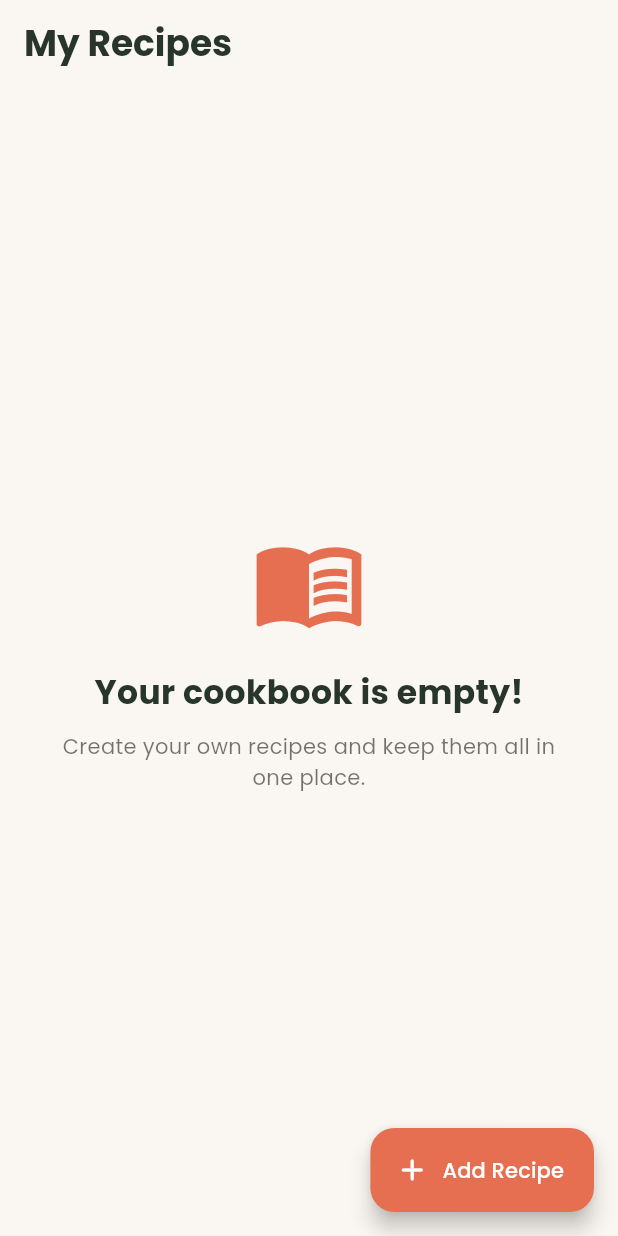
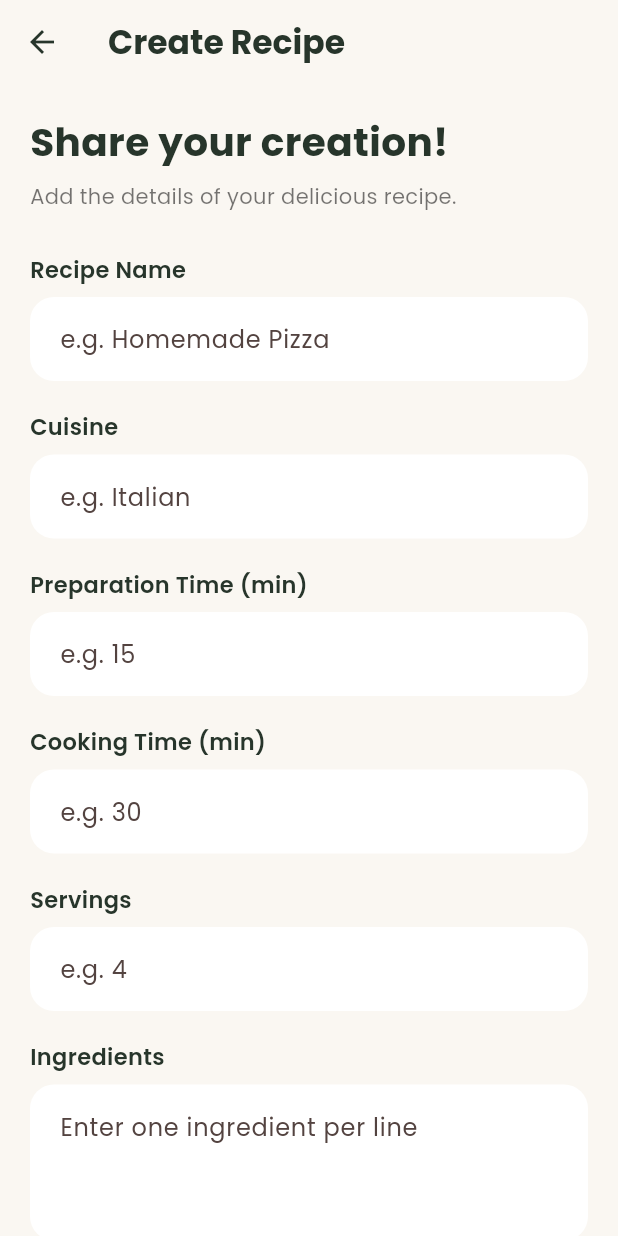
Before and after one commit to sedaahi/cookly-flutter, a Flutter app: the MyRecipesScreen screen opened directly, after a tap on "Add Recipe", on a phone screen of 412 x 824 dp. Run offline on Flutter 3.47's test engine with Material 3 defaults, Android fonts, the phone set to English and light mode, and no system bars; our stand-ins replace google_fonts, shared_preferences; accounts and stored records are empty.

Commit message:
feat: Recipe Add, List screens added

```diff
--- a/lib/screens/my_recipes_screen.dart
+++ b/lib/screens/my_recipes_screen.dart
@@ -1,9 +1,61 @@
 import 'package:flutter/material.dart';
 
+import '../models/recipe_model.dart';
+import '../services/local_storage_service.dart';
 import '../theme/app_theme.dart';
+import 'recipe_form_screen.dart';
 
-class MyRecipesScreen extends StatelessWidget {
+class MyRecipesScreen extends StatefulWidget {
   const MyRecipesScreen({super.key});
+
+  @override
+  State<MyRecipesScreen> createState() => _MyRecipesScreenState();
+}
+
+class _MyRecipesScreenState extends State<MyRecipesScreen> {
+  final LocalStorageService _storageService = LocalStorageService();
+
+  List<RecipeModel> myRecipes = [];
+  bool isLoading = true;
+  String? errorMessage;
+
+  @override
+  void initState() {
+    super.initState();
+    loadMyRecipes();
+  }
+
+  Future<void> loadMyRecipes() async {
+    try {
+      final recipes = await _storageService.getMyRecipes();
+
+      if (!mounted) return;
+
+      setState(() {
+        myRecipes = recipes;
+        isLoading = false;
+        errorMessage = null;
+      });
+    } catch (e) {
+      if (!mounted) return;
+
+      setState(() {
+        isLoading = false;
+        errorMessage = 'Could not load your recipes.';
+      });
+    }
+  }
+
+  Future<void> openRecipeForm() async {
+    final saved = await Navigator.push<bool>(
+      context,
+      MaterialPageRoute(builder: (context) => const RecipeFormScreen()),
+    );
+
+    if (saved == true) {
+      await loadMyRecipes();
+    }
+  }
 
   @override
   Widget build(BuildContext context) {
@@ -15,19 +67,24 @@ class MyRecipesScreen extends StatelessWidget {
         ),
         automaticallyImplyLeading: false,
       ),
-      body: Center(
+      body: isLoading
+          ? const Center(child: CircularProgressIndicator())
+          : errorMessage != null
+          ? Center(child: Text(errorMessage!))
+          : myRecipes.isEmpty
+          ? const Center(
               child: Padding(
-          padding: const EdgeInsets.all(32),
+                padding: EdgeInsets.all(32),
                 child: Column(
                   mainAxisAlignment: MainAxisAlignment.center,
                   children: [
-              const Icon(
+                    Icon(
                       Icons.menu_book_outlined,
                       size: 76,
                       color: AppTheme.primary,
                     ),
-              const SizedBox(height: 20),
-              const Text(
+                    SizedBox(height: 20),
+                    Text(
                       'Your cookbook is empty!',
                       style: TextStyle(
                         fontSize: 22,
@@ -35,8 +92,8 @@ class MyRecipesScreen extends StatelessWidget {
                         color: AppTheme.textDark,
                       ),
                     ),
-              const SizedBox(height: 10),
-              const Text(
+                    SizedBox(height: 10),
+                    Text(
                       'Create your own recipes and keep them all in one place.',
                       textAlign: TextAlign.center,
                       style: TextStyle(
@@ -48,10 +105,40 @@ class MyRecipesScreen extends StatelessWidget {
                   ],
                 ),
               ),
+            )
+          : ListView.separated(
+              padding: const EdgeInsets.all(20),
+              itemCount: myRecipes.length,
+              separatorBuilder: (_, _) => const SizedBox(height: 12),
+              itemBuilder: (context, index) {
+                final recipe = myRecipes[index];
+
+                return Card(
+                  color: Colors.white,
+                  elevation: 0,
+                  child: ListTile(
+                    contentPadding: const EdgeInsets.all(16),
+                    leading: const CircleAvatar(
+                      backgroundColor: AppTheme.surface,
+                      child: Icon(
+                        Icons.restaurant_menu_rounded,
+                        color: AppTheme.primary,
                       ),
-
+                    ),
+                    title: Text(
+                      recipe.name,
+                      style: const TextStyle(fontWeight: FontWeight.bold),
+                    ),
+                    subtitle: Text(
+                      '${recipe.cuisine} • ${recipe.prepTimeMinutes + recipe.cookTimeMinutes} min',
+                    ),
+                    trailing: const Icon(Icons.chevron_right_rounded),
+                  ),
+                );
+              },
+            ),
       floatingActionButton: FloatingActionButton.extended(
-        onPressed: () {},
+        onPressed: openRecipeForm,
         backgroundColor: AppTheme.primary,
         foregroundColor: Colors.white,
         icon: const Icon(Icons.add_rounded),
--- a/lib/screens/recipe_form_screen.dart
+++ b/lib/screens/recipe_form_screen.dart
@@ -0,0 +1,240 @@
+import 'package:flutter/material.dart';
+
+import '../theme/app_theme.dart';
+import '../widgets/recipe_form_field.dart';
+import '../models/recipe_model.dart';
+import '../services/local_storage_service.dart';
+
+class RecipeFormScreen extends StatefulWidget {
+  const RecipeFormScreen({super.key});
+
+  @override
+  State<RecipeFormScreen> createState() => _RecipeFormScreenState();
+}
+
+class _RecipeFormScreenState extends State<RecipeFormScreen> {
+  final _formKey = GlobalKey<FormState>();
+
+  final nameController = TextEditingController();
+  final cuisineController = TextEditingController();
+  final prepTimeController = TextEditingController();
+  final cookTimeController = TextEditingController();
+  final servingsController = TextEditingController();
+  final ingredientsController = TextEditingController();
+  final instructionsController = TextEditingController();
+  final LocalStorageService _storageService = LocalStorageService();
+  bool isSaving = false;
+
+  Future<void> saveRecipe() async {
+    if (!_formKey.currentState!.validate() || isSaving) {
+      return;
+    }
+
+    setState(() {
+      isSaving = true;
+    });
+
+    final ingredients = ingredientsController.text
+        .split('\n')
+        .map((item) => item.trim())
+        .where((item) => item.isNotEmpty)
+        .toList();
+
+    final instructions = instructionsController.text
+        .split('\n')
+        .map((item) => item.trim())
+        .where((item) => item.isNotEmpty)
+        .toList();
+
+    final recipe = RecipeModel(
+      id: DateTime.now().microsecondsSinceEpoch,
+      name: nameController.text.trim(),
+      image: '',
+      ingredients: ingredients,
+      instructions: instructions,
+      prepTimeMinutes: int.parse(prepTimeController.text.trim()),
+      cookTimeMinutes: int.parse(cookTimeController.text.trim()),
+      servings: int.parse(servingsController.text.trim()),
+      caloriesPerServing: 0,
+      difficulty: 'Easy',
+      cuisine: cuisineController.text.trim(),
+      rating: 0.0,
+      tags: [],
+      mealType: [],
+    );
+
+    try {
+      await _storageService.saveMyRecipe(recipe);
+
+      if (!mounted) return;
+
+      ScaffoldMessenger.of(context).showSnackBar(
+        const SnackBar(
+          content: Text('Recipe saved successfully!'),
+          behavior: SnackBarBehavior.floating,
+        ),
+      );
+
+      Navigator.pop(context, true);
+    } catch (e) {
+      if (!mounted) return;
+
+      ScaffoldMessenger.of(context).showSnackBar(
+        const SnackBar(
+          content: Text('Could not save recipe. Please try again.'),
+          behavior: SnackBarBehavior.floating,
+        ),
+      );
+    } finally {
+      if (mounted) {
+        setState(() {
+          isSaving = false;
+        });
+      }
+    }
+  }
+
+  String? requiredValidator(String? value) {
+    if (value == null || value.trim().isEmpty) {
+      return 'This field is required';
+    }
+    return null;
+  }
+
+  String? positiveNumberValidator(String? value) {
+    final number = int.tryParse(value?.trim() ?? '');
+
+    if (number == null || number <= 0) {
+      return 'Enter a number greater than 0';
+    }
+
+    return null;
+  }
+
+  @override
+  void dispose() {
+    nameController.dispose();
+    cuisineController.dispose();
+    prepTimeController.dispose();
+    cookTimeController.dispose();
+    servingsController.dispose();
+    ingredientsController.dispose();
+    instructionsController.dispose();
+    super.dispose();
+  }
+
+  @override
+  Widget build(BuildContext context) {
+    return Scaffold(
+      appBar: AppBar(
+        title: const Text(
+          'Create Recipe',
+          style: TextStyle(fontWeight: FontWeight.bold),
+        ),
+      ),
+      body: Form(
+        key: _formKey,
+        autovalidateMode: AutovalidateMode.onUserInteraction,
+        child: ListView(
+          keyboardDismissBehavior: ScrollViewKeyboardDismissBehavior.onDrag,
+          padding: const EdgeInsets.all(20),
+          children: [
+            const Text(
+              'Share your creation!',
+              style: TextStyle(
+                fontSize: 26,
+                fontWeight: FontWeight.bold,
+                color: AppTheme.textDark,
+              ),
+            ),
+            const SizedBox(height: 8),
+            const Text(
+              'Add the details of your delicious recipe.',
+              style: TextStyle(color: Colors.black54),
+            ),
+            const SizedBox(height: 28),
+
+            RecipeFormField(
+              label: 'Recipe Name',
+              hint: 'e.g. Homemade Pizza',
+              controller: nameController,
+              validator: requiredValidator,
+            ),
+            const SizedBox(height: 20),
+
+            RecipeFormField(
+              label: 'Cuisine',
+              hint: 'e.g. Italian',
+              controller: cuisineController,
+              validator: requiredValidator,
+            ),
+            const SizedBox(height: 20),
+
+            RecipeFormField(
+              label: 'Preparation Time (min)',
+              hint: 'e.g. 15',
+              controller: prepTimeController,
+              keyboardType: TextInputType.number,
+              validator: positiveNumberValidator,
+            ),
+            const SizedBox(height: 20),
+
+            RecipeFormField(
+              label: 'Cooking Time (min)',
+              hint: 'e.g. 30',
+              controller: cookTimeController,
+              keyboardType: TextInputType.number,
+              validator: positiveNumberValidator,
+            ),
+            const SizedBox(height: 20),
+
+            RecipeFormField(
+              label: 'Servings',
+              hint: 'e.g. 4',
+              controller: servingsController,
+              keyboardType: TextInputType.number,
+              validator: positiveNumberValidator,
+            ),
+            const SizedBox(height: 20),
+
+            RecipeFormField(
+              label: 'Ingredients',
+              hint: 'Enter one ingredient per line',
+              controller: ingredientsController,
+              maxLines: 5,
+              validator: requiredValidator,
+            ),
+            const SizedBox(height: 20),
+
+            RecipeFormField(
+              label: 'Instructions',
+              hint: 'Enter one step per line',
+              controller: instructionsController,
+              maxLines: 6,
+              validator: requiredValidator,
+            ),
+            const SizedBox(height: 32),
+
+            SizedBox(
+              width: double.infinity,
+              child: ElevatedButton.icon(
+                onPressed: isSaving ? null : saveRecipe,
+                icon: const Icon(Icons.check_rounded),
+                label: Text(isSaving ? 'Saving...' : 'Save Recipe'),
+                style: ElevatedButton.styleFrom(
+                  backgroundColor: AppTheme.primary,
+                  foregroundColor: Colors.white,
+                  padding: const EdgeInsets.symmetric(vertical: 18),
+                  shape: RoundedRectangleBorder(
+                    borderRadius: BorderRadius.circular(18),
+                  ),
+                ),
+              ),
+            ),
+            const SizedBox(height: 32),
+          ],
+        ),
+      ),
+    );
+  }
+}
--- a/lib/services/local_storage_service.dart
+++ b/lib/services/local_storage_service.dart
@@ -1,3 +1,6 @@
+import 'dart:convert';
+
+import 'package:cookly_flutter/models/recipe_model.dart';
 import 'package:shared_preferences/shared_preferences.dart';
 
 class LocalStorageService {
@@ -42,4 +45,29 @@ class LocalStorageService {
 
     return favorites.contains(recipeId);
   }
+
+
+Future<List<RecipeModel>> getMyRecipes() async {
+  final prefs = await SharedPreferences.getInstance();
+
+  final savedRecipes =
+      prefs.getStringList('my_recipes') ?? [];
+
+  return savedRecipes
+      .map((recipe) =>
+          RecipeModel.fromJson(jsonDecode(recipe)))
+      .toList();
 }
+
+Future<void> saveMyRecipe(RecipeModel recipe) async {
+  final prefs = await SharedPreferences.getInstance();
+
+  final savedRecipes =
+      prefs.getStringList('my_recipes') ?? [];
+
+  savedRecipes.add(jsonEncode(recipe.toJson()));
+
+  await prefs.setStringList('my_recipes', savedRecipes);
+}
+
+}
--- /dev/null
+++ b/lib/widgets/recipe_form_field.dart
@@ -0,0 +1,95 @@
+
+import 'package:flutter/material.dart';
+
+class RecipeFormField extends StatelessWidget {
+  final String label;
+  final String hint;
+  final TextEditingController controller;
+  final TextInputType keyboardType;
+  final int maxLines;
+  final String? Function(String?)? validator;
+
+  const RecipeFormField({
+    super.key,
+    required this.label,
+    required this.hint,
+    required this.controller,
+    this.keyboardType = TextInputType.text,
+    this.maxLines = 1,
+    this.validator,
+  });
+
+  @override
+  Widget build(BuildContext context) {
+    final isMultiline = maxLines > 1;
+
+    return Column(
+      crossAxisAlignment: CrossAxisAlignment.start,
+      children: [
+        Text(
+          label,
+          style: const TextStyle(
+            fontSize: 15,
+            fontWeight: FontWeight.w600,
+          ),
+        ),
+        const SizedBox(height: 8),
+
+        TextFormField(
+          controller: controller,
+
+          keyboardType: isMultiline
+              ? TextInputType.multiline
+              : keyboardType,
+
+          textInputAction: isMultiline
+              ? TextInputAction.newline
+              : TextInputAction.next,
+
+          minLines: isMultiline ? 3 : 1,
+          maxLines: maxLines,
+
+          validator: validator,
+
+          decoration: InputDecoration(
+            hintText: hint,
+            filled: true,
+            fillColor: Colors.white,
+            border: OutlineInputBorder(
+              borderRadius: BorderRadius.circular(16),
+              borderSide: BorderSide.none,
+            ),
+            enabledBorder: OutlineInputBorder(
+              borderRadius: BorderRadius.circular(16),
+              borderSide: BorderSide.none,
+            ),
+            focusedBorder: OutlineInputBorder(
+              borderRadius: BorderRadius.circular(16),
+              borderSide: const BorderSide(
+                color: Color(0xFFE76F51),
+                width: 1.5,
+              ),
+            ),
+            errorBorder: OutlineInputBorder(
+              borderRadius: BorderRadius.circular(16),
+              borderSide: const BorderSide(
+                color: Colors.redAccent,
+              ),
+            ),
+            focusedErrorBorder: OutlineInputBorder(
+              borderRadius: BorderRadius.circular(16),
+              borderSide: const BorderSide(
+                color: Colors.redAccent,
+                width: 1.5,
+              ),
+            ),
+            contentPadding: const EdgeInsets.symmetric(
+              horizontal: 16,
+              vertical: 16,
+            ),
+          ),
+        ),
+      ],
+    );
+  }
+}
```
Lines whose indentation alone changed are shown as unchanged.
